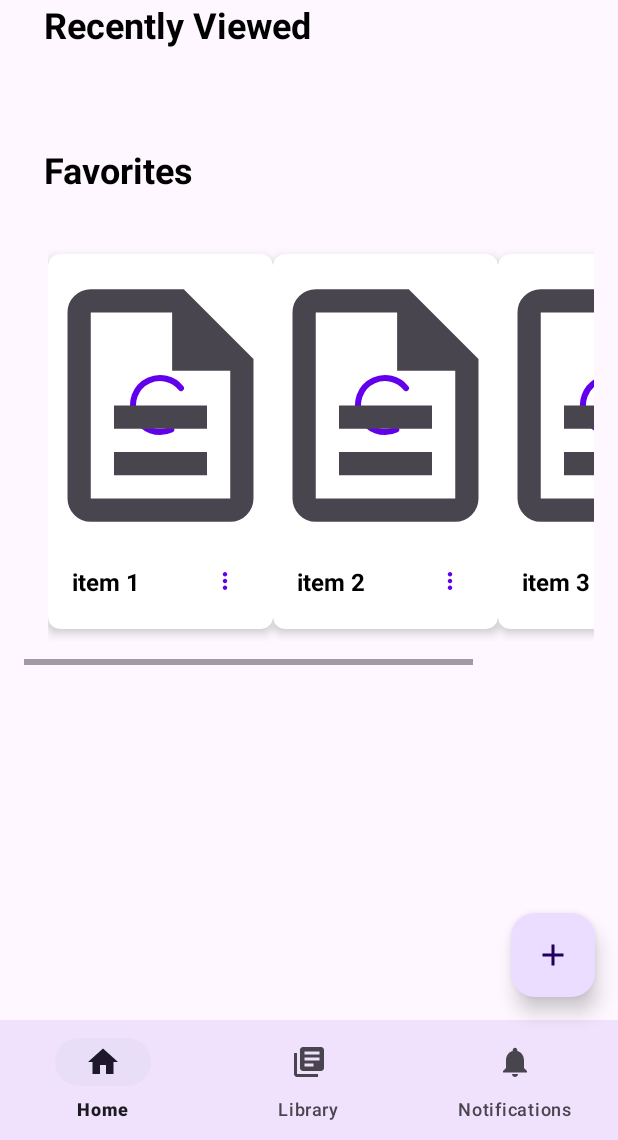
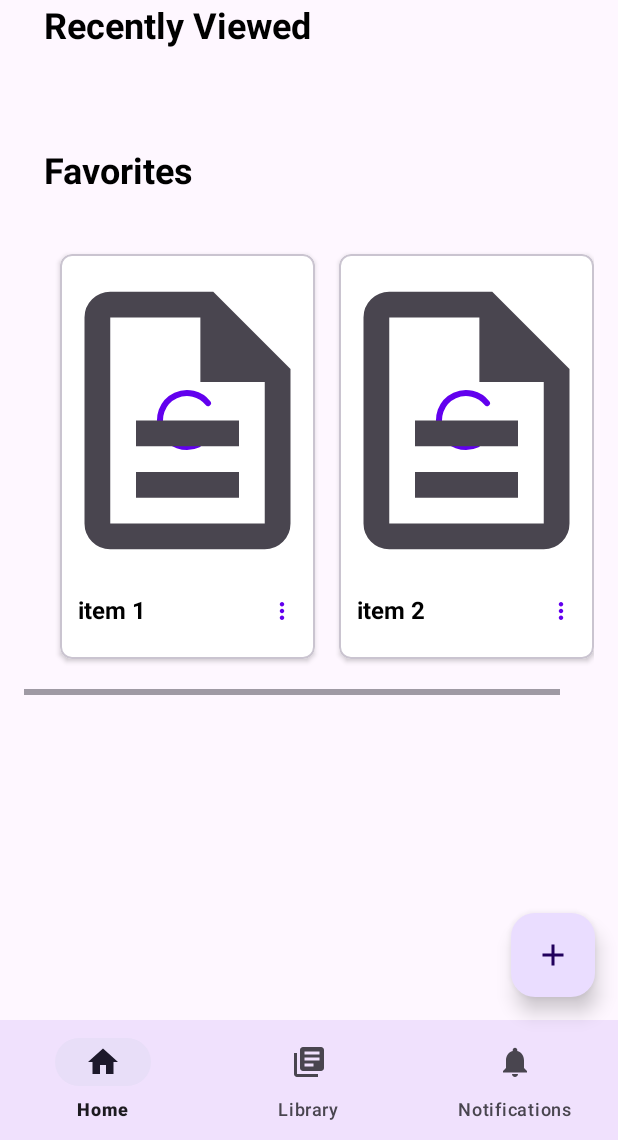
Before and after one commit to FallAPI/PaperTrail-App, an Android app: the HomeFragment screen opened directly, with no data from a screen before it, on a phone screen of 412 x 824 dp, the part 96-1236 px from its top. Run offline under Robolectric (Android 15) with nearby library versions, the light colour scheme and no system bars; our stand-ins replace navigation-ui; libraries missing offline, so code that uses them is left out: com.rajat.pdfviewer.

Commit message:
Slightly revamp item_pdf

```diff
--- a/app/src/main/res/layout/item_pdf.xml
+++ b/app/src/main/res/layout/item_pdf.xml
@@ -1,22 +1,23 @@
 <?xml version="1.0" encoding="utf-8"?>
-<androidx.cardview.widget.CardView xmlns:android="http://schemas.android.com/apk/res/android"
+<com.google.android.material.card.MaterialCardView xmlns:android="http://schemas.android.com/apk/res/android"
     xmlns:app="http://schemas.android.com/apk/res-auto"
     android:layout_width="wrap_content"
     android:layout_height="wrap_content"
-    android:layout_marginVertical="8dp"
     app:cardCornerRadius="8dp"
-    app:cardElevation="4dp">
+    android:layout_margin="8dp"
+    app:cardBackgroundColor="@color/design_default_color_surface"
+    app:cardElevation="@dimen/cardview_default_elevation">
 
     <LinearLayout
-        android:layout_width="150dp"
-        android:layout_height="250dp"
+        android:layout_width="170dp"
+        android:layout_height="270dp"
         android:orientation="vertical"
         android:padding="8dp">
 
 
         <androidx.coordinatorlayout.widget.CoordinatorLayout
             android:layout_width="match_parent"
-            android:layout_height="wrap_content"
+            android:layout_height="0dp"
             android:layout_weight="1">
 
             <com.google.android.material.progressindicator.CircularProgressIndicator
@@ -39,36 +40,31 @@
 
         </androidx.coordinatorlayout.widget.CoordinatorLayout>
 
-        <androidx.constraintlayout.widget.ConstraintLayout
+        <LinearLayout
             android:layout_width="match_parent"
-            android:layout_height="wrap_content">
+            android:layout_height="wrap_content" >
 
             <TextView
                 android:id="@+id/item_title"
-                android:layout_width="0dp"
+                android:layout_width="wrap_content"
                 android:layout_height="wrap_content"
-                android:padding="8dp"
+                android:layout_weight="1"
+                android:padding="4dp"
                 android:ellipsize="end"
                 android:maxLines="1"
                 android:text="Title"
                 android:textSize="16sp"
                 android:textStyle="bold"
-                android:textColor="@color/black"
-                app:layout_constraintStart_toStartOf="parent"
-                app:layout_constraintTop_toTopOf="parent"
-                app:layout_constraintBottom_toBottomOf="parent"
-                app:layout_constraintEnd_toStartOf="@id/item_menu"/>
+                android:textColor="@color/black" />
 
             <com.google.android.material.button.MaterialButton
+                android:padding="0dp"
                 android:id="@+id/item_menu"
                 android:layout_width="wrap_content"
                 android:layout_height="wrap_content"
                 style="@style/Widget.Material3.Button.IconButton"
-                app:icon="@drawable/ic_more_vert"
-                app:layout_constraintEnd_toEndOf="parent"
-                app:layout_constraintTop_toTopOf="parent"
-                app:layout_constraintBottom_toBottomOf="parent"/>
-        </androidx.constraintlayout.widget.ConstraintLayout>
+                app:icon="@drawable/ic_more_vert" />
+        </LinearLayout>
 
     </LinearLayout>
-</androidx.cardview.widget.CardView>
+</com.google.android.material.card.MaterialCardView>
```
